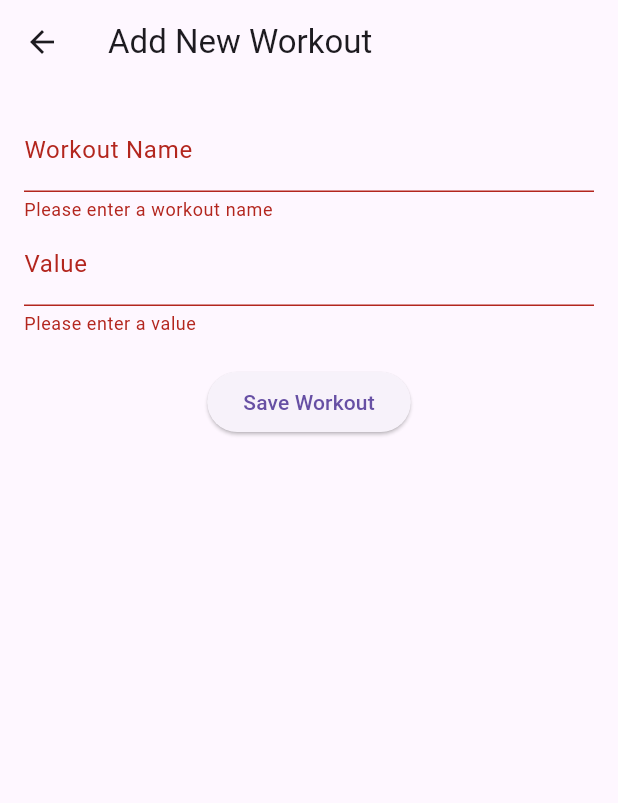
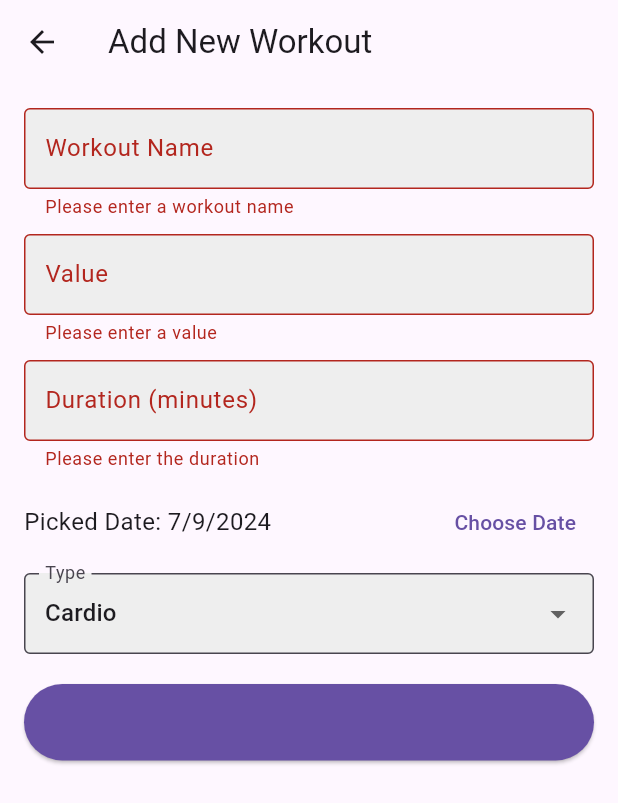
Before and after one commit to weaponxd253/fitness_track_x, a Flutter app: the NewWorkoutScreen screen opened by its route, after a tap on "Save Workout", on a phone screen of 412 x 824 dp. Shown: the top 803 px of the screen. Run offline on Flutter 3.47's test engine with Material 3 defaults, Android fonts, the phone set to English and light mode, and no system bars; our stand-ins replace fl_chart.

Commit message:
Added new workout screen

```diff
--- a/lib/models/activity.dart
+++ b/lib/models/activity.dart
@@ -2,6 +2,16 @@ class Activity {
   final String id;
   final String name;
   final int value;
+  final int duration; // Duration in minutes
+  final DateTime date;
+  final String type; // e.g., 'Cardio', 'Strength'
 
-  Activity({required this.id, required this.name, required this.value});
+  Activity({
+    required this.id,
+    required this.name,
+    required this.value,
+    required this.duration,
+    required this.date,
+    required this.type,
+  });
 }
--- /dev/null
+++ b/lib/providers/theme_provider.dart
@@ -0,0 +1,12 @@
+import 'package:flutter/material.dart';
+
+class ThemeProvider with ChangeNotifier {
+  ThemeMode _themeMode = ThemeMode.light;
+
+  ThemeMode get themeMode => _themeMode;
+
+  void toggleTheme(bool isDarkMode) {
+    _themeMode = isDarkMode ? ThemeMode.dark : ThemeMode.light;
+    notifyListeners();
+  }
+}
--- a/lib/screens/new_workout_screen.dart
+++ b/lib/screens/new_workout_screen.dart
@@ -1,5 +1,7 @@
+import 'package:fitness_track_x/widgets/custom_button.dart';
 import 'package:flutter/material.dart';
 import 'package:provider/provider.dart';
+import 'package:intl/intl.dart';
 import '../providers/activity_provider.dart';
 import '../models/activity.dart';
 
@@ -14,18 +16,46 @@ class _NewWorkoutScreenState extends State<NewWorkoutScreen> {
   final _formKey = GlobalKey<FormState>();
   final _nameController = TextEditingController();
   final _valueController = TextEditingController();
+  final _durationController = TextEditingController();
+  DateTime _selectedDate = DateTime.now();
+  final _types = ['Cardio', 'Strength', 'Flexibility', 'Balance'];
+  String _selectedType = 'Cardio';
 
   void _saveWorkout() {
     if (_formKey.currentState?.validate() ?? false) {
       final name = _nameController.text;
       final value = int.tryParse(_valueController.text) ?? 0;
+      final duration = int.tryParse(_durationController.text) ?? 0;
 
-      final newActivity = Activity(id: DateTime.now().toString(), name: name, value: value);
+      final newActivity = Activity(
+        id: DateTime.now().toString(),
+        name: name,
+        value: value,
+        duration: duration,
+        date: _selectedDate,
+        type: _selectedType,
+      );
 
       Provider.of<ActivityProvider>(context, listen: false).addActivity(newActivity);
 
-      Navigator.of(context).pop();
+      Navigator.of(context).pop('added');
     }
+  }
+
+  void _presentDatePicker() {
+    showDatePicker(
+      context: context,
+      initialDate: _selectedDate,
+      firstDate: DateTime(2000),
+      lastDate: DateTime.now(),
+    ).then((pickedDate) {
+      if (pickedDate == null) {
+        return;
+      }
+      setState(() {
+        _selectedDate = pickedDate;
+      });
+    });
   }
 
   @override
@@ -38,11 +68,17 @@ class _NewWorkoutScreenState extends State<NewWorkoutScreen> {
         padding: const EdgeInsets.all(16.0),
         child: Form(
           key: _formKey,
-          child: Column(
+          child: ListView(
             children: <Widget>[
               TextFormField(
                 controller: _nameController,
-                decoration: InputDecoration(labelText: 'Workout Name'),
+                decoration: InputDecoration(
+                  labelText: 'Workout Name',
+                  border: OutlineInputBorder(),
+                  filled: true,
+                  fillColor: Colors.grey[200],
+                  contentPadding: EdgeInsets.symmetric(vertical: 15, horizontal: 10),
+                ),
                 validator: (value) {
                   if (value == null || value.isEmpty) {
                     return 'Please enter a workout name';
@@ -50,9 +86,16 @@ class _NewWorkoutScreenState extends State<NewWorkoutScreen> {
                   return null;
                 },
               ),
+              SizedBox(height: 10),
               TextFormField(
                 controller: _valueController,
-                decoration: InputDecoration(labelText: 'Value'),
+                decoration: InputDecoration(
+                  labelText: 'Value',
+                  border: OutlineInputBorder(),
+                  filled: true,
+                  fillColor: Colors.grey[200],
+                  contentPadding: EdgeInsets.symmetric(vertical: 15, horizontal: 10),
+                ),
                 keyboardType: TextInputType.number,
                 validator: (value) {
                   if (value == null || value.isEmpty) {
@@ -64,10 +107,68 @@ class _NewWorkoutScreenState extends State<NewWorkoutScreen> {
                   return null;
                 },
               ),
+              SizedBox(height: 10),
+              TextFormField(
+                controller: _durationController,
+                decoration: InputDecoration(
+                  labelText: 'Duration (minutes)',
+                  border: OutlineInputBorder(),
+                  filled: true,
+                  fillColor: Colors.grey[200],
+                  contentPadding: EdgeInsets.symmetric(vertical: 15, horizontal: 10),
+                ),
+                keyboardType: TextInputType.number,
+                validator: (value) {
+                  if (value == null || value.isEmpty) {
+                    return 'Please enter the duration';
+                  }
+                  if (int.tryParse(value) == null) {
+                    return 'Please enter a valid number';
+                  }
+                  return null;
+                },
+              ),
+              SizedBox(height: 10),
+              Row(
+                children: <Widget>[
+                  Expanded(
+                    child: Text(
+                      'Picked Date: ${DateFormat.yMd().format(_selectedDate)}',
+                      style: TextStyle(fontSize: 16),
+                    ),
+                  ),
+                  TextButton(
+                    onPressed: _presentDatePicker,
+                    child: Text('Choose Date'),
+                  ),
+                ],
+              ),
+              SizedBox(height: 10),
+              DropdownButtonFormField(
+                value: _selectedType,
+                items: _types.map((type) {
+                  return DropdownMenuItem(
+                    value: type,
+                    child: Text(type),
+                  );
+                }).toList(),
+                onChanged: (value) {
+                  setState(() {
+                    _selectedType = value as String;
+                  });
+                },
+                decoration: InputDecoration(
+                  labelText: 'Type',
+                  border: OutlineInputBorder(),
+                  filled: true,
+                  fillColor: Colors.grey[200],
+                  contentPadding: EdgeInsets.symmetric(vertical: 15, horizontal: 10),
+                ),
+              ),
               SizedBox(height: 20),
-              ElevatedButton(
+              CustomButton(
+                label: 'Save Workout',
                 onPressed: _saveWorkout,
-                child: Text('Save Workout'),
               ),
             ],
           ),
--- a/lib/widgets/activity_tile.dart
+++ b/lib/widgets/activity_tile.dart
@@ -1,5 +1,6 @@
 import 'package:flutter/material.dart';
 import '../models/activity.dart';
+import 'package:intl/intl.dart';
 
 class ActivityTile extends StatelessWidget {
   final Activity activity;
@@ -10,7 +11,15 @@ class ActivityTile extends StatelessWidget {
   Widget build(BuildContext context) {
     return ListTile(
       title: Text(activity.name),
-      subtitle: Text('Value: ${activity.value}'),
+      subtitle: Column(
+        crossAxisAlignment: CrossAxisAlignment.start,
+        children: [
+          Text('Value: ${activity.value}'),
+          Text('Duration: ${activity.duration} minutes'),
+          Text('Date: ${DateFormat.yMd().format(activity.date)}'),
+          Text('Type: ${activity.type}'),
+        ],
+      ),
     );
   }
 }
--- /dev/null
+++ b/lib/widgets/custom_button.dart
@@ -0,0 +1,20 @@
+import 'package:flutter/material.dart';
+
+class CustomButton extends StatelessWidget {
+  final String label;
+  final VoidCallback onPressed;
+
+  CustomButton({required this.label, required this.onPressed});
+
+  @override
+  Widget build(BuildContext context) {
+    return ElevatedButton(
+      onPressed: onPressed,
+      child: Text(label),
+      style: ElevatedButton.styleFrom(
+        padding: EdgeInsets.symmetric(vertical: 15), backgroundColor: Theme.of(context).primaryColor,
+        textStyle: TextStyle(fontSize: 18),
+      ),
+    );
+  }
+}
```
Also changed, not shown: lib/main.dart (+14 -6 lines), lib/screens/activity_screen.dart (+8 -1 lines), lib/screens/settings_screen.dart (+25 -2 lines), lib/widgets/custom_input.dart (added, +27 -0 lines).
